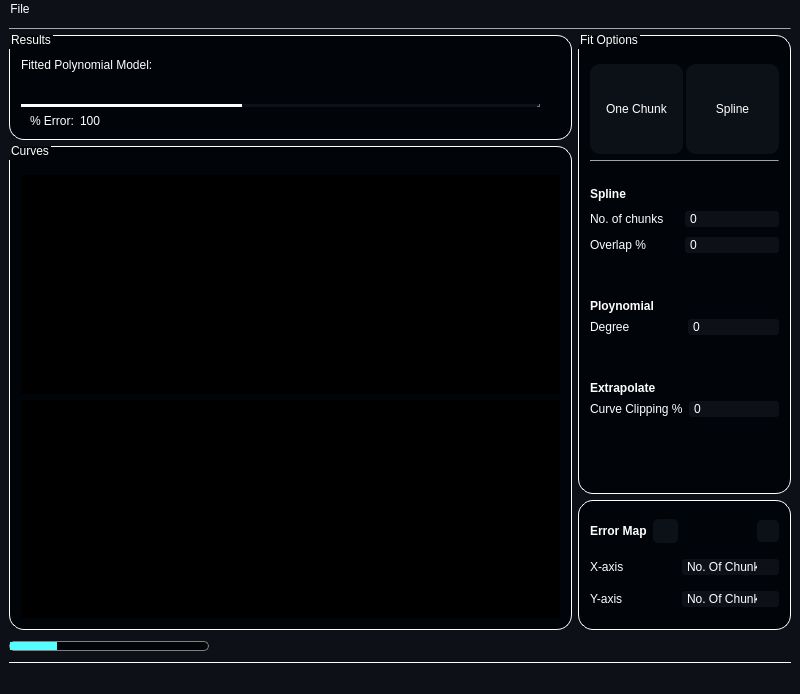
Above: resources/curvefittingwindow.ui from Abdullahsaeed10/Curve_Fitter before the change. Below: the same form after it.
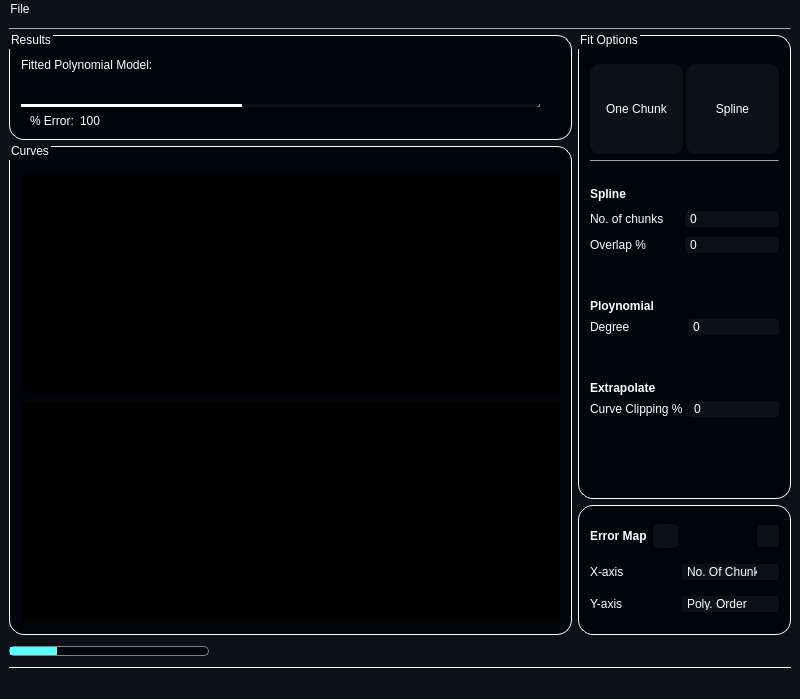
That is the form after the change. Icons and pictures are not drawn. Custom widgets are drawn as their Qt base class.

Commit message: error map axes pairing

Patch:
```diff
--- a/resources/curvefittingwindow.ui
+++ b/resources/curvefittingwindow.ui
@@ -7,7 +7,7 @@
     <x>0</x>
     <y>0</y>
     <width>800</width>
-    <height>694</height>
+    <height>699</height>
    </rect>
   </property>
   <property name="windowTitle">
@@ -1238,6 +1238,9 @@
     selection-background-color: transparent;
 }</string>
                </property>
+               <property name="currentIndex">
+                <number>1</number>
+               </property>
                <item>
                 <property name="text">
                  <string>No. Of Chunks</string>
```
Left out of the diff: 6 changed lines with no effect on the pictures. The commit also changes 2 other files.
